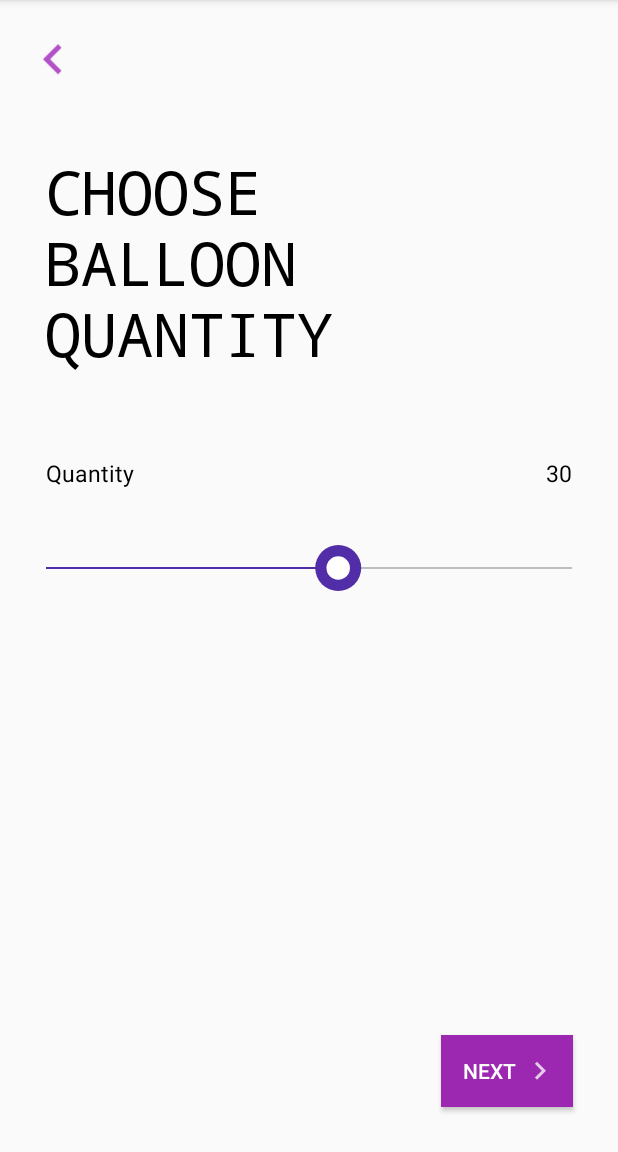
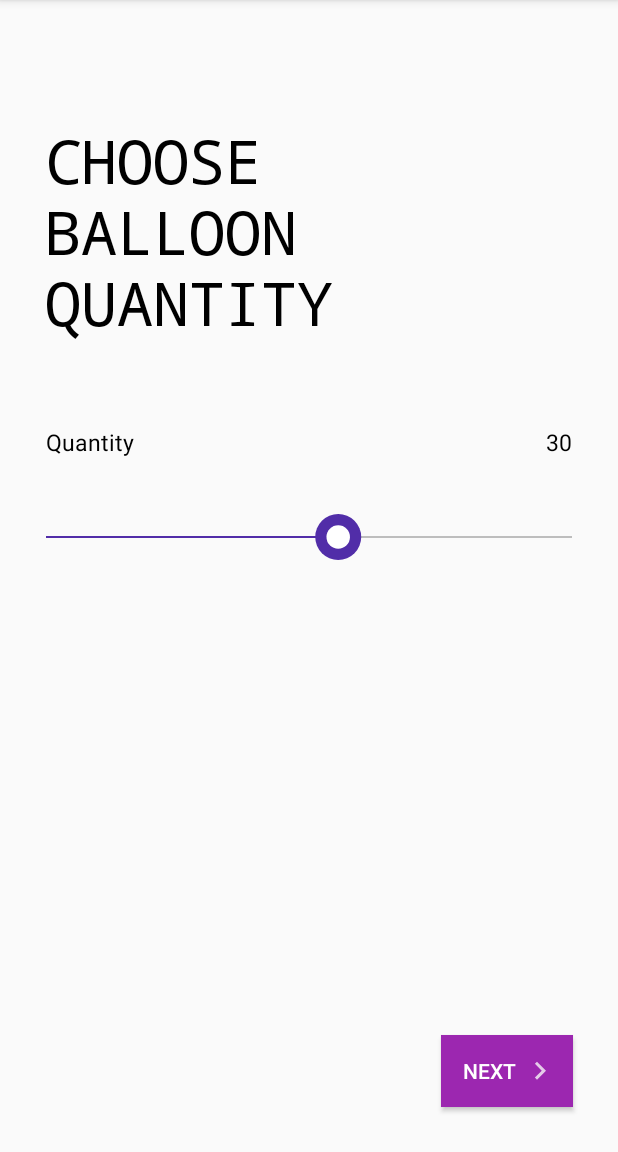
Before and after one commit to fairytale110/BalloonPicker, an Android app: the screen it shows after launch (MainActivity), on a phone screen of 412 x 824 dp, the part 84-1236 px from its top. Run offline under Robolectric (Android 15) with nearby library versions, the phone set to English and light mode, and no system bars.

Commit message:
refresh code

```diff
--- a/app/src/main/java/tech/nicesky/balloonpickerdemo/MainActivity.kt
+++ b/app/src/main/java/tech/nicesky/balloonpickerdemo/MainActivity.kt
@@ -6,12 +6,14 @@ import android.os.Handler
 import android.util.Log
 import androidx.core.graphics.toColorInt
 import kotlinx.android.synthetic.main.activity_main.*
+import tech.nicesky.balloonpicker.BalloonPickerListener
 
 class MainActivity : AppCompatActivity() {
 
     override fun onCreate(savedInstanceState: Bundle?) {
         super.onCreate(savedInstanceState)
         setContentView(R.layout.activity_main)
+
         balloon_picker.layerValues(10, 50, 5)
         balloon_picker.setColorFoThumb("#FFFFFF".toColorInt(), "#512DA8".toColorInt())
         balloon_picker.setColorForLayer("#512DA8".toColorInt(), "#BDBDBD".toColorInt())
@@ -20,7 +22,7 @@ class MainActivity : AppCompatActivity() {
         balloon_picker.colorOfDesc = "#000000".toColorInt()
         balloon_picker.colorOfValue = "#000000".toColorInt()
         balloon_picker.desc = "Quantity"
-        balloon_picker.valueListener = object : BalloonPickerListener{
+        balloon_picker.valueListener = object : BalloonPickerListener {
             override fun changed(value: Long) {
                 Log.w("MainActivity","value: $value")
             }
@@ -29,6 +31,6 @@ class MainActivity : AppCompatActivity() {
         Handler().postDelayed({
             balloon_picker.defaultValue(30)
         },3000)
-       val valueSelected = balloon_picker.getValue()
+        //val valueSelected = balloon_picker.getValue()
     }
 }
--- a/app/src/main/res/layout/activity_main.xml
+++ b/app/src/main/res/layout/activity_main.xml
@@ -6,18 +6,10 @@
     android:layout_height="match_parent"
     tools:context=".MainActivity">
 
-    <androidx.appcompat.widget.AppCompatImageView
-        android:id="@+id/btn_back"
-        android:layout_width="wrap_content"
-        android:src="@drawable/ic_keyboard_arrow_left_black_24dp"
-        android:layout_margin="15dp"
-        android:layout_height="50dp"/>
-
     <androidx.appcompat.widget.AppCompatTextView
-        android:layout_below="@+id/btn_back"
         android:id="@+id/txt_value"
         android:layout_width="wrap_content"
-        android:layout_marginTop="20sp"
+        android:layout_marginTop="80sp"
         android:layout_marginStart="30dp"
         android:layout_marginEnd="30dp"
         android:layout_height="wrap_content"
--- a/balloonpicker/src/main/java/tech/nicesky/balloonpicker/BalloonAnimSet.kt
+++ b/balloonpicker/src/main/java/tech/nicesky/balloonpicker/BalloonAnimSet.kt
@@ -19,7 +19,7 @@ class BalloonAnimSet{
             val scale = if (show) loadAnimation(context, R.anim.balloon_scale_enter) else  loadAnimation(context, R.anim.balloon_scale_exit)
 
             val alpha = if (show) AlphaAnimation(0F,1F) else AlphaAnimation(0.8F,0F)
-
+            alpha.duration = 200
             animSet.addAnimation(alpha)
             animSet.addAnimation(scale)
             animSet.addAnimation(trans)
--- a/balloonpicker/src/main/java/tech/nicesky/balloonpicker/BalloonPickerListener.kt
+++ b/balloonpicker/src/main/java/tech/nicesky/balloonpicker/BalloonPickerListener.kt
@@ -1,4 +1,4 @@
-package tech.nicesky.balloonpickerdemo
+package tech.nicesky.balloonpicker
 
 interface BalloonPickerListener {
    fun changed(value : Long)
--- a/balloonpicker/src/main/java/tech/nicesky/balloonpicker/BalloonPickerView.kt
+++ b/balloonpicker/src/main/java/tech/nicesky/balloonpicker/BalloonPickerView.kt
@@ -16,7 +16,7 @@ import android.view.animation.Animation.AnimationListener
 import androidx.core.animation.doOnEnd
 import androidx.core.graphics.toColorInt
 import androidx.core.text.TextUtilsCompat
-import tech.nicesky.balloonpickerdemo.BalloonPickerListener
+import tech.nicesky.balloonpicker.BalloonPickerListener
 import kotlin.math.*
 import android.graphics.Typeface
 import android.icu.lang.UCharacter.GraphemeClusterBreak.T
@@ -144,11 +144,6 @@ class BalloonPickerView : ViewGroup, TrackLayerListener, ValueAnimator.AnimatorU
     }
 
     private fun initAnimation(anim: ValueAnimator){
-//        if (balloonAnim != null){
-//            if(balloonAnim.isRunning)
-//                balloonAnim.cancel()
-//            balloonAnim = null
-//        }
         balloonAnim = anim
         balloonAnim.interpolator = LinearInterpolator()
         balloonAnim.repeatCount = 0
@@ -162,8 +157,6 @@ class BalloonPickerView : ViewGroup, TrackLayerListener, ValueAnimator.AnimatorU
 
     private fun moveBalloon() {
         val b = pointThumb.x - centerOfBalloon.x
-//        if (b == 0F && balloonAnim != null && balloonAnim.isRunning)
-//            balloonAnim.cancel()
         moveBalloonWithAnim()
     }
 
@@ -187,7 +180,6 @@ class BalloonPickerView : ViewGroup, TrackLayerListener, ValueAnimator.AnimatorU
         val b = pointThumb.x - centerOfBalloon.x
         val angleRoTan = -atan(b/distanceVerticalBetweenBalloonAndTrackLayer) / PI  * 180F
         balloon?.rotation = angleRoTan.toFloat()
-
     }
 
     override fun onMeasure(widthMeasureSpec: Int, heightMeasureSpec: Int) {
@@ -246,18 +238,6 @@ class BalloonPickerView : ViewGroup, TrackLayerListener, ValueAnimator.AnimatorU
 
     override fun layerTouchedMoving(value: Long, pointAtLayer: PointF) {
         pointThumb.set(pointAtLayer.x, height.toFloat() - trackLayer?.getPadding()!!)
-        val b = pointThumb.x.toInt() - centerOfBalloon.x.toInt()
-//        if (abs(b) > distanceVerticalBetweenBalloonAndTrackLayer.toInt()){
-//                initAnimation(ValueAnimator.ofInt(centerOfBalloon.x.toInt(), pointThumb.x.toInt()))
-//            val valueAtBalloon =trackLayer?.minValue()!! +  (trackLayer?.maxValue()!! - trackLayer?.minValue()!!) *  centerOfBalloon.x/measuredWidth
-//            val disScaleHeight =maxScale * balloonHeightDefault * (valueAtBalloon - trackLayer?.minValue()!!) / (trackLayer?.maxValue()!! - trackLayer?.minValue()!!)
-//            val disScaleWidth = maxScale * balloonWidthDefault/2 * (valueAtBalloon - trackLayer?.minValue()!!) / (trackLayer?.maxValue()!! - trackLayer?.minValue()!!)
-//            val xOfBalloon = (centerOfBalloon.x - balloonWidthDefault / 2 - disScaleWidth.toInt() + if (b > 0)  b-distanceVerticalBetweenBalloonAndTrackLayer else b + distanceVerticalBetweenBalloonAndTrackLayer).toInt()
-//
-//            balloon?.layout( xOfBalloon  , balloonDefaultY.toInt() - disScaleHeight.toInt(), xOfBalloon + balloonWidthDefault.toInt() + disScaleWidth.toInt() * 2, (balloonDefaultY + balloonHeightDefault).toInt())
-//            centerOfBalloon.set(xOfBalloon + disScaleWidth + balloonWidthDefault / 2F,  balloonDefaultY + balloonHeightDefault/2 - disScaleHeight/2 )
-//            rotateBalloon()
-//        }
         moveBalloon()
         balloon?.valueOfBalloon = value
     }
--- a/balloonpicker/src/main/java/tech/nicesky/balloonpicker/BalloonView.kt
+++ b/balloonpicker/src/main/java/tech/nicesky/balloonpicker/BalloonView.kt
@@ -122,5 +122,4 @@ class BalloonView : View {
         drawable?.draw(canvas)
         return bitmap
     }
-
 }
--- a/balloonpicker/src/main/java/tech/nicesky/balloonpicker/TrackLayerView.kt
+++ b/balloonpicker/src/main/java/tech/nicesky/balloonpicker/TrackLayerView.kt
@@ -24,25 +24,18 @@ class TrackLayerView : View {
     private var paintOfTrackLayerUnSelected= Paint()
     private var paintOfThumb = Paint()
     private var paintOfThumbStroke = Paint()
-
-    /**当前位置*/
     private var pointOfThumb = PointF(-1F,-1F)
-    /**出师位置*/
     private var pointOfThumbDefault = PointF(-1F, -1F)
     private var pointOfThumbTemp = PointF(0F,0F)
-
     private var pointOfTouchDown= PointF(0F,0F)
-
     private var thumbOuterCircleRadiusMax : Float = DpUtil.dp2px(25.toFloat())
     private var thumbOuterCircleRadiusDefault : Float =  DpUtil.dp2px(15.toFloat())
     private var thumbOuterCircleRadius : Float = thumbOuterCircleRadiusDefault
     private var thumbOuterCircleRadiusTemp : Float = thumbOuterCircleRadius
-
     private var thumbInnerCircleRadiusDefault : Float = DpUtil.dp2px(7.5.toFloat())
     private var thumbInnerCircleRadiusMax : Float = thumbOuterCircleRadiusMax - DpUtil.dp2px(0.8F)
     private var thumbInnerCircleRadius : Float = thumbInnerCircleRadiusDefault
     private var thumbInnerCircleRadiusTemp : Float = thumbInnerCircleRadius
-
     private var yOfTrackLayer : Float = 0F
     private var padding : Float = DpUtil.dp2px(5F)
     private var widthOfView : Float =  DpUtil.dp2px(10F)
@@ -51,18 +44,18 @@ class TrackLayerView : View {
     private var xOfTrackLayerEnd = 0F
     private var xOfValue = 0F
     private var yOfValue = 0F
-
     private var anim : ValueAnimator = ValueAnimator.ofInt(0,1)
-
-    private val duration = 200L
+    private val duration = 300L
     internal var increase : Boolean = false
     private var touchWithinRange : Boolean = false
+
     internal var colorOFThumb = "#FFFFFF".toColorInt()
         set(value) {
             field = value
             paintOfThumb.color = colorOFThumb
             postInvalidate()
         }
+
     internal var colorOFThumbStroke = "#512DA8".toColorInt()
         set(value) {
             field = value
@@ -159,17 +152,14 @@ class TrackLayerView : View {
 
     override fun onMeasure(widthMeasureSpec: Int, heightMeasureSpec: Int) {
         super.onMeasure(widthMeasureSpec, heightMeasureSpec)
-        Log.w(TAG, "onMeasure")
     }
 
     override fun onSizeChanged(w: Int, h: Int, oldw: Int, oldh: Int) {
         super.onSizeChanged(w, h, oldw, oldh)
-       // Log.w(TAG, "onSizeChanged")
     }
 
     override fun onLayout(changed: Boolean, left: Int, top: Int, right: Int, bottom: Int) {
         super.onLayout(changed, left, top, right, bottom)
-         Log.w(TAG, "onLayout")
         widthOfView = width.toFloat()
         heightOfView = height.toFloat()
 
@@ -181,7 +171,6 @@ class TrackLayerView : View {
         pointOfThumbDefault.set(if (xNew < (xOfTrackLayerStart)) xOfTrackLayerStart else xNew, yOfTrackLayer)
         pointOfThumb = pointOfThumbDefault
         pointOfThumbTemp = pointOfThumb
-
     }
 
     override fun onFinishInflate() {
@@ -190,7 +179,6 @@ class TrackLayerView : View {
 
     override fun onDraw(canvas: Canvas?) {
         super.onDraw(canvas)
-
         canvas?.drawLine(xOfTrackLayerStart, yOfTrackLayer ,pointOfThumb.x,  yOfTrackLayer, paintOfTrackLayerSelected)
         canvas?.drawLine(pointOfThumb.x, yOfTrackLayer ,xOfTrackLayerEnd,  yOfTrackLayer, paintOfTrackLayerUnSelected)
         canvas?.drawCircle(pointOfThumb.x, pointOfThumb.y, thumbOuterCircleRadius,  paintOfThumbStroke)
@@ -203,7 +191,6 @@ class TrackLayerView : View {
                 if (event.x < pointOfThumb.x + DpUtil.dp2px(50F) && event.x > pointOfThumb.x - DpUtil.dp2px(50F)
                     && event.y < pointOfThumb.y + DpUtil.dp2px(50F) && event.y > pointOfThumb.y - DpUtil.dp2px(50F)
                 ){
-                  //  Log.w(TAG, "in side")
                     //动画变大内圆paintOfThumb 的 radius半径
                     touchWithinRange = true
                     pointOfTouchDown = PointF(event.x, event.y)
@@ -216,9 +203,6 @@ class TrackLayerView : View {
                 true
             }
             MotionEvent.ACTION_UP ->{
-                //Log.d("onTouchEvent", "UP")
-                    //动画变大内圆paintOfThumb 的 radius半径
-
                 xOfValue = xOfTrackLayerEnd - selectedValue.toString().length.toFloat() * paintOfValueSelected.textSize
                 yOfValue = yOfTrackLayer - thumbOuterCircleRadiusMax - padding
                 scalingInnerCircleRadius(false)
@@ -228,8 +212,6 @@ class TrackLayerView : View {
                 true
             }
             MotionEvent.ACTION_MOVE->{
-                //Log.d("onTouchEvent", "MOVE")
-
                 //TODO  Refining logic
                 if (touchWithinRange){
                     val x = pointOfThumbTemp.x + event.x - pointOfTouchDown.x
@@ -255,7 +237,6 @@ class TrackLayerView : View {
                 this.increase -> (duration* (thumbInnerCircleRadiusMax - thumbInnerCircleRadiusTemp)/(thumbInnerCircleRadiusMax - thumbInnerCircleRadiusDefault)).toLong()
                 else -> (duration* (thumbInnerCircleRadiusTemp - thumbInnerCircleRadiusDefault)/(thumbInnerCircleRadiusMax - thumbInnerCircleRadiusDefault)).toLong()
             }
-            //Log.w(TAG, "Last time is $remainingTime")
             anim.duration = if (remainingTime < 0) 5 else remainingTime
         }
         anim.duration = duration
@@ -276,7 +257,6 @@ class TrackLayerView : View {
         this.minValue = minValue
         this.maxValue = maxValue
         this.selectedValue = defaultValue
-
         refreshView()
     }
 
@@ -309,5 +289,4 @@ class TrackLayerView : View {
     fun selectedValue(): Long{
         return selectedValue
     }
-
 }
--- a/balloonpicker/src/main/res/drawable/ic_keyboard_arrow_left_black_24dp.xml
+++ /dev/null
@@ -1,6 +0,0 @@
-<vector android:alpha="0.79" android:autoMirrored="true"
-    android:height="40dp" android:tint="#A024BB"
-    android:viewportHeight="24.0" android:viewportWidth="24.0"
-    android:width="40dp" xmlns:android="http://schemas.android.com/apk/res/android">
-    <path android:fillColor="#FF000000" android:pathData="M15.41,16.09l-4.58,-4.59 4.58,-4.59L14,5.5l-6,6 6,6z"/>
-</vector>
--- a/balloonpicker/src/main/res/values/strings.xml
+++ b/balloonpicker/src/main/res/values/strings.xml
@@ -1,3 +1,2 @@
 <resources>
-    <string name="app_name">BalloonPicker</string>
 </resources>
```
Also changed, not shown: app/build.gradle (+3 -6 lines), balloonpicker/src/main/java/tech/nicesky/balloonpicker/sss.java (deleted, +0 -79 lines), 3 other files.
